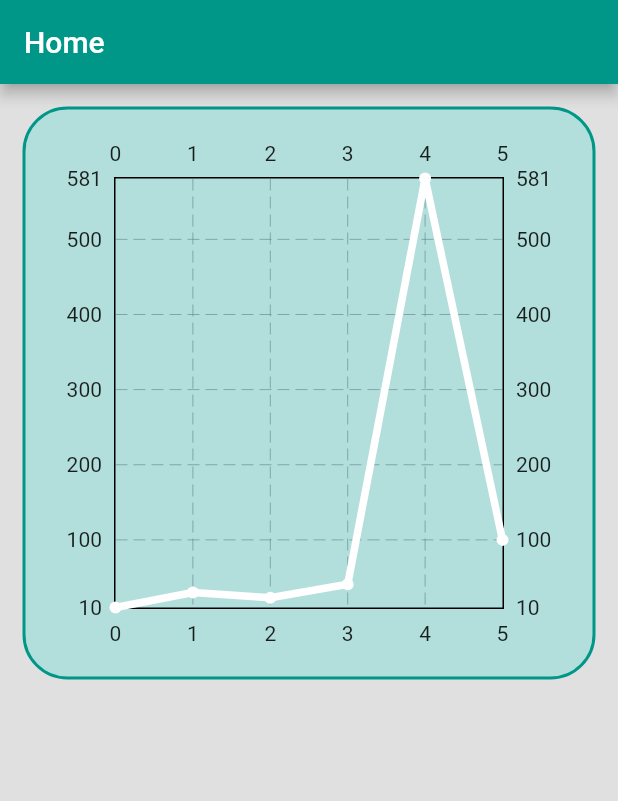
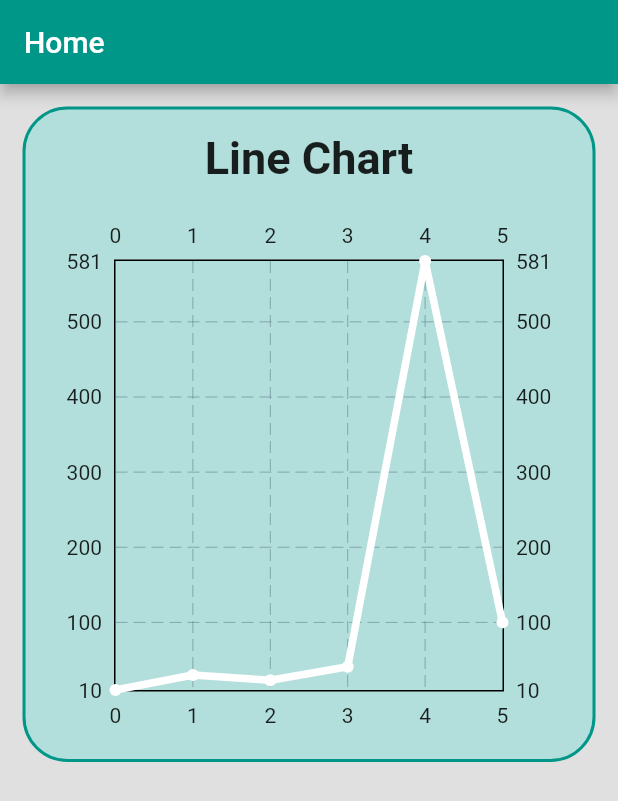
Before and after one commit to FlavioAro/flutter-line-chart, a Flutter app: the screen it shows after launch, on a phone screen of 412 x 824 dp. Shown: the top 801 px of the screen. Run offline on Flutter 3.47's test engine with Material 2 defaults, Android fonts, the phone set to English and light mode, and no system bars; drawn by our look-alikes of fl_chart.

Commit message:
update gif

```diff
--- a/line_chart/lib/src/pages/home.dart
+++ b/line_chart/lib/src/pages/home.dart
@@ -32,7 +32,21 @@ class _HomePageState extends State<HomePage> {
                 color: Colors.teal[100],
                 borderRadius: BorderRadius.circular(30.0),
               ),
-              child: MyLineChart(chartData),
+              child: Column(
+                children: [
+                  const Text(
+                    'Line Chart',
+                    style: TextStyle(
+                      fontSize: 30.0,
+                      fontWeight: FontWeight.bold,
+                    ),
+                  ),
+                  const SizedBox(
+                    height: 20,
+                  ),
+                  MyLineChart(chartData),
+                ],
+              ),
             ),
           ],
         ),
```
Also changed, not shown: dist/assets/example.gif.
